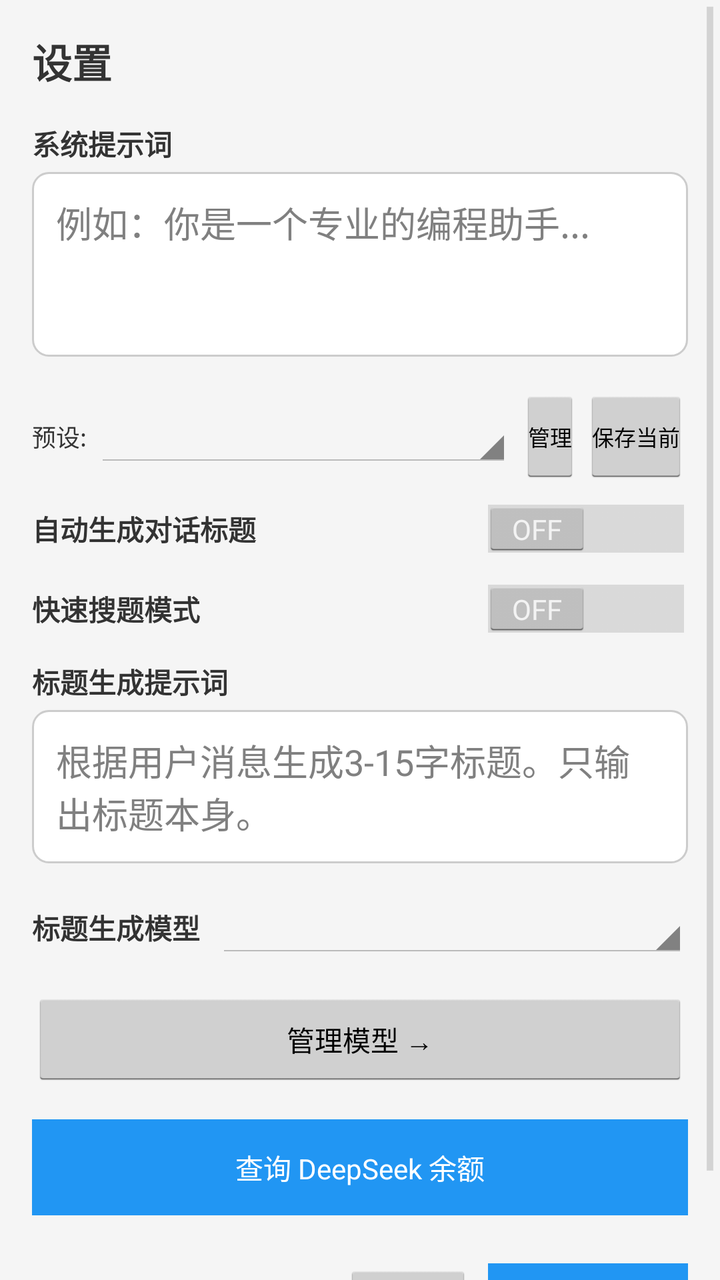
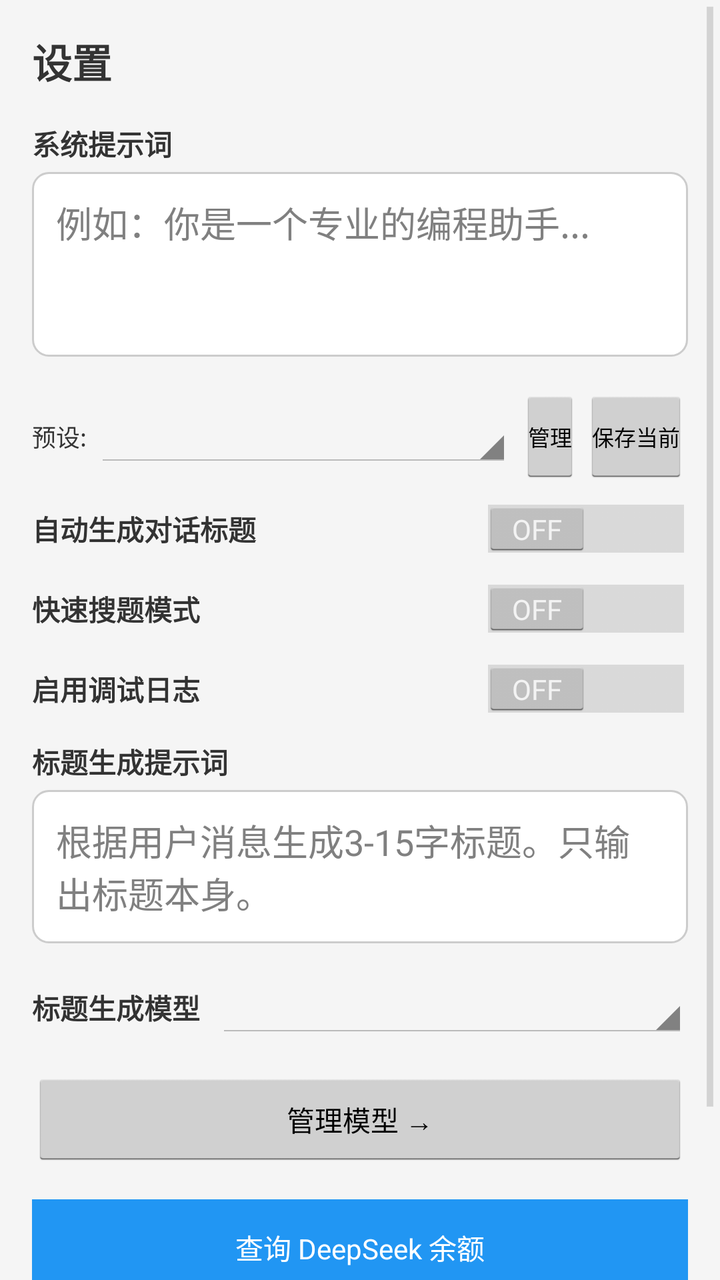

Before-and-after screenshots of an Android layout around one commit, followed by the original layout XML and the change that was made.
<!-- AndroidManifest.xml: application theme AppTheme -->
<!-- res/layout/activity_settings.xml -->
<?xml version="1.0" encoding="utf-8"?>
<ScrollView xmlns:android="http://schemas.android.com/apk/res/android"
    android:layout_width="match_parent"
    android:layout_height="match_parent"
    android:fillViewport="true">

<LinearLayout
    android:orientation="vertical"
    android:background="@color/background"
    android:padding="16dp"
    android:layout_width="match_parent"
    android:layout_height="wrap_content">

    <TextView
        android:textSize="20sp"
        android:textStyle="bold"
        android:textColor="@color/text_primary"
        android:layout_width="match_parent"
        android:layout_height="wrap_content"
        android:layout_marginBottom="16dp"
        android:text="设置"/>

    
    <TextView
        android:textSize="14sp"
        android:textStyle="bold"
        android:textColor="@color/text_primary"
        android:layout_width="match_parent"
        android:layout_height="wrap_content"
        android:layout_marginBottom="4dp"
        android:text="@string/system_prompt"/>
    <EditText
        android:gravity="top"
        android:id="@+id/system_prompt_edit"
        android:background="@drawable/edit_text_background"
        android:padding="12dp"
        android:layout_width="match_parent"
        android:layout_height="wrap_content"
        android:layout_marginBottom="16dp"
        android:hint="例如：你是一个专业的编程助手..."
        android:maxLines="6"
        android:minLines="3"
        android:inputType="textMultiLine"/>

    
    <LinearLayout
        android:gravity="center_vertical"
        android:orientation="horizontal"
        android:layout_width="match_parent"
        android:layout_height="wrap_content"
        android:layout_marginBottom="8dp">
        <TextView
            android:textSize="12sp"
            android:textColor="@color/text_primary"
            android:layout_width="wrap_content"
            android:layout_height="wrap_content"
            android:text="预设:"/>
        <Spinner
            android:id="@+id/preset_spinner"
            android:layout_width="0dp"
            android:layout_height="wrap_content"
            android:layout_weight="1"
            android:layout_marginLeft="4dp"/>
        <Button
            android:textSize="11sp"
            android:id="@+id/manage_presets_button"
            android:layout_width="wrap_content"
            android:layout_height="wrap_content"
            android:layout_marginLeft="4dp"
            android:padding="4dp"
            android:minWidth="0dp"
            android:text="管理"/>
        <Button
            android:textSize="11sp"
            android:id="@+id/save_preset_button"
            android:layout_width="wrap_content"
            android:layout_height="wrap_content"
            android:layout_marginLeft="2dp"
            android:padding="4dp"
            android:minWidth="0dp"
            android:text="保存当前"/>
    </LinearLayout>

    
    <LinearLayout
        android:gravity="center_vertical"
        android:orientation="horizontal"
        android:layout_width="match_parent"
        android:layout_height="wrap_content"
        android:layout_marginBottom="12dp">
        <TextView
            android:textSize="14sp"
            android:textStyle="bold"
            android:textColor="@color/text_primary"
            android:layout_width="0dp"
            android:layout_height="wrap_content"
            android:layout_weight="1"
            android:text="自动生成对话标题"/>
        <Switch
            android:id="@+id/auto_title_switch"
            android:layout_width="wrap_content"
            android:layout_height="wrap_content"/>
    </LinearLayout>

    
    <LinearLayout
        android:gravity="center_vertical"
        android:orientation="horizontal"
        android:layout_width="match_parent"
        android:layout_height="wrap_content"
        android:layout_marginBottom="12dp">
        <TextView
            android:textSize="14sp"
            android:textStyle="bold"
            android:textColor="@color/text_primary"
            android:layout_width="0dp"
            android:layout_height="wrap_content"
            android:layout_weight="1"
            android:text="@string/quick_scan_mode"/>
        <Switch
            android:id="@+id/quick_scan_switch"
            android:layout_width="wrap_content"
            android:layout_height="wrap_content"/>
    </LinearLayout>

    
    <TextView
        android:textSize="14sp"
        android:textStyle="bold"
        android:textColor="@color/text_primary"
        android:layout_width="match_parent"
        android:layout_height="wrap_content"
        android:layout_marginBottom="4dp"
        android:text="标题生成提示词"/>
    <EditText
        android:gravity="top"
        android:id="@+id/title_prompt_edit"
        android:background="@drawable/edit_text_background"
        android:padding="12dp"
        android:layout_width="match_parent"
        android:layout_height="wrap_content"
        android:layout_marginBottom="16dp"
        android:hint="根据用户消息生成3-15字标题。只输出标题本身。"
        android:maxLines="3"
        android:minLines="2"
        android:inputType="textMultiLine"/>

    
    <LinearLayout
        android:gravity="center_vertical"
        android:orientation="horizontal"
        android:layout_width="match_parent"
        android:layout_height="wrap_content"
        android:layout_marginBottom="16dp">
        <TextView
            android:textSize="14sp"
            android:textStyle="bold"
            android:textColor="@color/text_primary"
            android:layout_width="wrap_content"
            android:layout_height="wrap_content"
            android:text="标题生成模型"/>
        <Spinner
            android:id="@+id/title_model_spinner"
            android:layout_width="0dp"
            android:layout_height="wrap_content"
            android:layout_weight="1"
            android:layout_marginLeft="8dp"/>
    </LinearLayout>

    
    <Button
        android:textSize="14sp"
        android:id="@+id/manage_models_button"
        android:layout_width="match_parent"
        android:layout_height="wrap_content"
        android:layout_marginBottom="16dp"
        android:text="管理模型 →"/>

    
    <Button
        android:textSize="14sp"
        android:id="@+id/balance_button"
        android:background="@color/primary"
        android:textColor="@android:color/white"
        android:layout_width="match_parent"
        android:layout_height="wrap_content"
        android:layout_marginBottom="24dp"
        android:text="查询 DeepSeek 余额"/>

    
    <LinearLayout
        android:gravity="end"
        android:orientation="horizontal"
        android:layout_width="match_parent"
        android:layout_height="wrap_content">
        <Button
            android:id="@+id/cancel_button"
            android:layout_width="wrap_content"
            android:layout_height="wrap_content"
            android:layout_marginRight="8dp"
            android:text="@string/cancel"/>
        <Button
            android:textColor="@android:color/white"
            android:id="@+id/save_button"
            android:background="@color/primary"
            android:layout_width="wrap_content"
            android:layout_height="wrap_content"
            android:minWidth="100dp"
            android:text="@string/save"/>
    </LinearLayout>
</LinearLayout>
</ScrollView>
<!-- resources referenced by this layout -->
<resources>
  <color name="background">#f5f5f5</color>
  <color name="primary">#2196f3</color>
  <color name="text_primary">#333333</color>
  <!-- drawable edit_text_background (drawable) -->
  <?xml version="1.0" encoding="utf-8"?>
  <shape xmlns:android="http://schemas.android.com/apk/res/android" android:shape="rectangle">
      <solid android:color="@android:color/white"/>
      <corners android:radius="8dp"/>
      <stroke android:width="1dp" android:color="@color/gray"/>
  </shape>
  <string name="cancel">取消</string>
  <string name="quick_scan_mode">快速搜题模式</string>
  <string name="save">保存</string>
  <string name="system_prompt">系统提示词</string>
  <style name="AppTheme" parent="@android:style/Theme.Holo.Light">
          <item name="android:windowBackground">@color/background</item>
          <item name="android:actionBarStyle">@style/ActionBarStyle</item>
      </style>
  <color name="gray">#cccccc</color>
  <style name="ActionBarStyle" parent="@android:style/Widget.Holo.Light.ActionBar">
          <item name="android:background">@color/primary</item>
      </style>
</resources>

<!-- the commit's change to res/layout/activity_settings.xml (unified diff, before → after) -->
@@ -124,6 +124,27 @@
     </LinearLayout>
 
     
+    <LinearLayout
+        android:gravity="center_vertical"
+        android:orientation="horizontal"
+        android:layout_width="match_parent"
+        android:layout_height="wrap_content"
+        android:layout_marginBottom="12dp">
+        <TextView
+            android:textSize="14sp"
+            android:textStyle="bold"
+            android:textColor="@color/text_primary"
+            android:layout_width="0dp"
+            android:layout_height="wrap_content"
+            android:layout_weight="1"
+            android:text="启用调试日志"/>
+        <Switch
+            android:id="@+id/log_switch"
+            android:layout_width="wrap_content"
+            android:layout_height="wrap_content"/>
+    </LinearLayout>
+
+    
     <TextView
         android:textSize="14sp"
         android:textStyle="bold"
